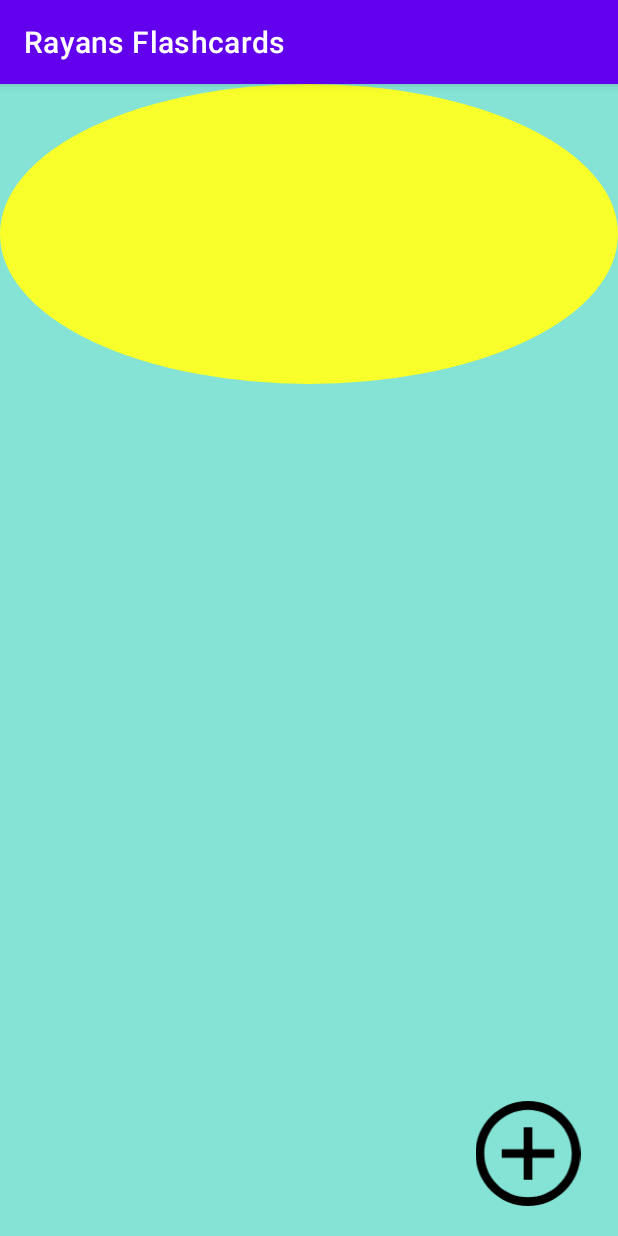
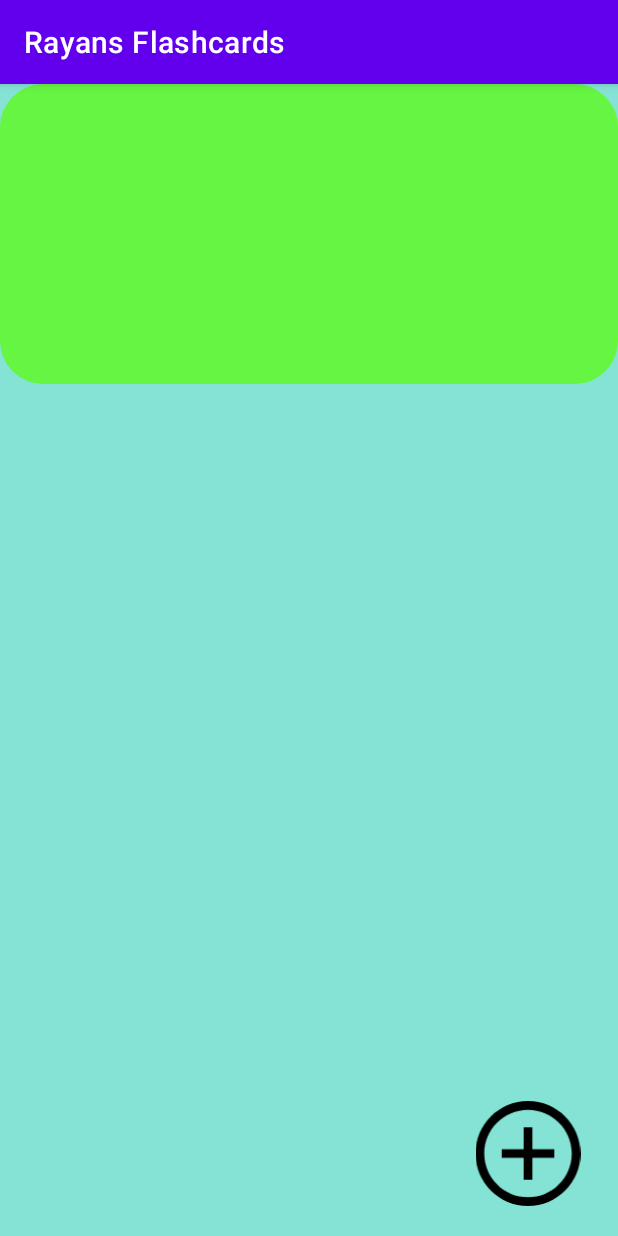
Before and after one commit to 19exceraya1/RayansFlashcards, an Android app: the screen it shows after launch (MainActivity), after a tap on an icon or button, on a phone screen of 412 x 824 dp. Run offline under Robolectric (Android 15) with nearby library versions, the phone set to English and light mode, and no system bars; 3 other taps on this screen came first.

Commit message:
Edit activity_main_2.xml added to OnActivityResult

```diff
--- a/app/src/main/res/layout/activity_main_2.xml
+++ b/app/src/main/res/layout/activity_main_2.xml
@@ -19,7 +19,7 @@
         android:visibility="visible"
         android:layout_margin="10dp"
         android:elevation="40dp"
-        android:background="@drawable/solid_color_shape_2"/>
+        android:background="@drawable/flashcard_answer_background_2"/>
     <TextView
         android:id="@+id/flashcard_answer"
         android:layout_width="match_parent"
@@ -28,8 +28,8 @@
         android:textSize="40sp"
         android:gravity="center"
         android:visibility="invisible"
-        android:textColor="@color/white"
-        android:background="@drawable/flashcard_answer_background_2" />
+        android:textColor="@color/black"
+        android:background="@drawable/solid_color_shape_2" />
 
     <ImageView
         android:id="@+id/newpage"
```
Also changed, not shown: app/src/main/java/com/example/rayansflashcards/MainActivity.java (+9 -0 lines).
